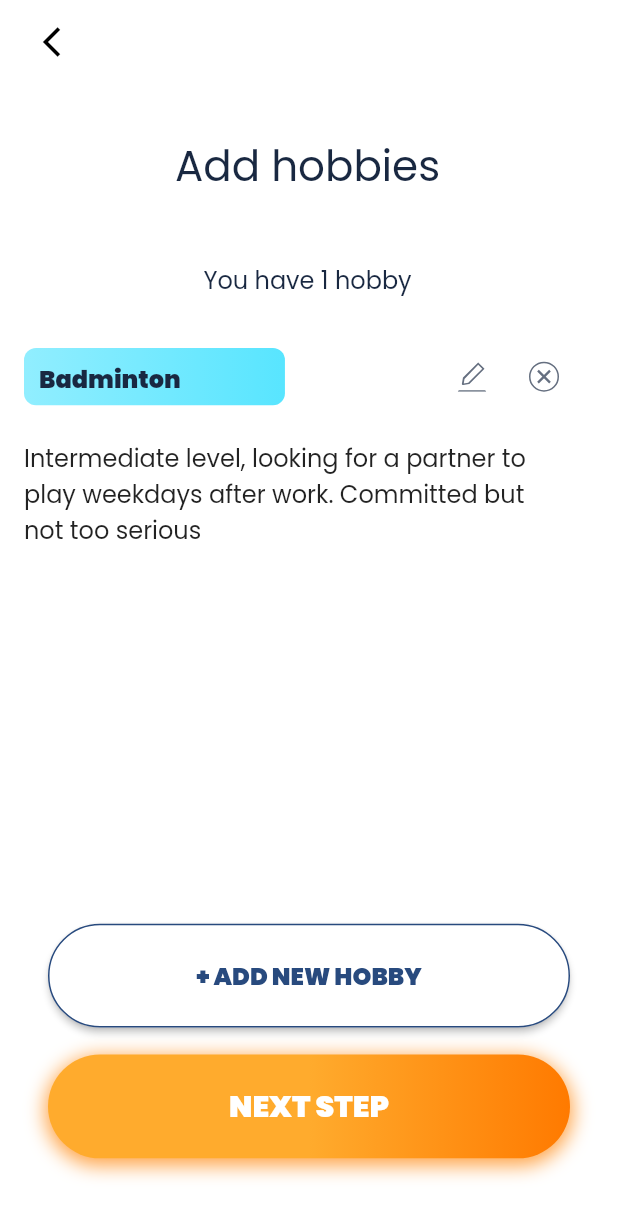
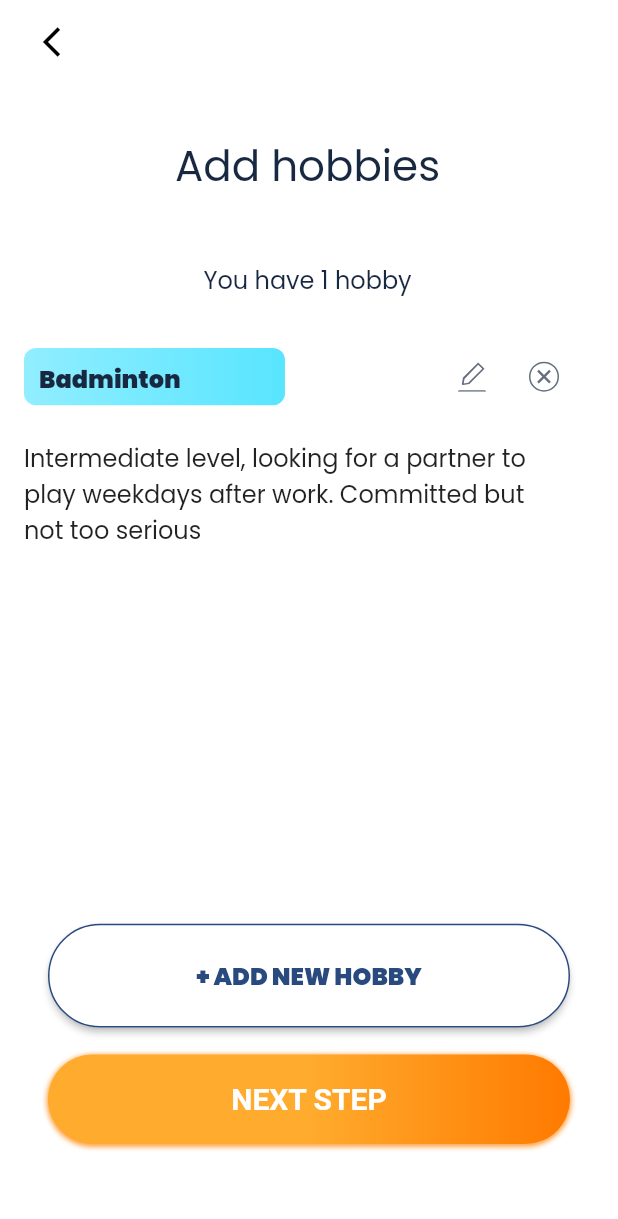
Before and after one commit to RitutoshAeologic/buddee_ui, a Flutter app: the AddNewHobbie screen opened directly, on a phone screen of 412 x 824 dp. Shown: the top 1219 px of the screen. Run offline on Flutter 3.47's test engine with Material 2 defaults, Android fonts, the phone set to English and light mode, and no system bars; our stand-ins replace flutter_screenutil, flutter_svg, toggle_switch; Roboto replaces fonts that are missing (PoppinsR).

```diff
--- a/lib/core/constants/colors.dart
+++ b/lib/core/constants/colors.dart
@@ -1,7 +1,7 @@
 import 'package:flutter/material.dart';
 
 class AppColors {
-  static const Color white = Colors.white;
+  static const Color white = Color(0xffFFFFFF);
   static const Color black = Colors.black;
   static const Color Onboardsubtitle = Color(0xff302F34);
   static const Color materialGradient1= Color(0xffFFAB2D);
--- a/lib/core/constants/font_constants.dart
+++ b/lib/core/constants/font_constants.dart
@@ -3,7 +3,7 @@ class AppStrings {
   static const String helloText                        = 'Hello!';
   static const String helloAgainText                   = 'Hello Again!';
   static const String singInAccountText                = 'Sign in to your account';
-  static const String onBoardTitleText                 = 'Whatever Your hobby, \n find a Buddee';
+  static const String onBoardTitleText                 = 'Whatever your hobby, \n find a Buddee';
   static const String signInTitleText                  = 'SIGN IN';
   static const String signUpText                       = 'SIGN UP';
   static const String lcsignUpText                       = 'Sign up';
--- a/lib/core/constants/font_style.dart
+++ b/lib/core/constants/font_style.dart
@@ -7,38 +7,47 @@ import 'colors.dart';
 
 class AppTextStyle {
   static TextStyle text1 =  const TextStyle(
-
-      color: AppColors.Onboardsubtitle,
       fontWeight: FontWeight.w500,
       fontSize: 20,
-      fontFamily: 'Poppins'
-
+      fontFamily: 'PoppinsR',
+      color: AppColors.Onboardsubtitle,
+    fontStyle: FontStyle.normal
   );
 
   static TextStyle materialwidget = const TextStyle(
       fontWeight: FontWeight.w600,
       color: AppColors.white,
       fontSize: 20,
-      fontFamily: 'Poppins');
+      fontFamily: 'PoppinsR',
+    fontStyle: FontStyle.normal
+  );
   //
   static TextStyle text2 = const TextStyle(
       fontWeight: FontWeight.w600,
       color: AppColors.signInColor,
       fontSize: 20,
-      fontFamily: 'Poppins');
+      fontFamily: 'PoppinsR');
 
   static TextStyle helloAgaintext = const TextStyle(
   fontSize: 40,
   fontWeight: FontWeight.w500,
       fontFamily: 'Poppins',
-      color: AppColors.textblueColor
+      color: AppColors.textblueColor,
+  );
+
+ static TextStyle forgetyourpasswordtext = const  TextStyle(
+  fontWeight: FontWeight.w400,
+  fontSize: 12,
+  decoration: TextDecoration.underline,
+   color: AppColors.greyTextColor
   );
 
   static TextStyle signInAccount = const TextStyle(
       fontSize: 14,
       fontWeight: FontWeight.w400,
       fontFamily: 'Poppins',
-    color: AppColors.lightgreyTextColor
+    color: AppColors.lightgreyTextColor,
+
   );
 
 
--- a/lib/core/ui/onboard_screen.dart
+++ b/lib/core/ui/onboard_screen.dart
@@ -56,7 +56,7 @@ class _OnBoardScreenState extends State<OnBoardScreen> {
           ),
           SizedBox(height: ScreenUtil().setHeight(29),),
           Padding(
-            padding: EdgeInsets.symmetric(horizontal: 15),
+            padding: EdgeInsets.symmetric(horizontal: 32),
             child: MaterialButtonBox(title: AppStrings.createAccountText,
                 onTap: (){}),
           ),
--- a/lib/core/ui/sign_in_screen.dart
+++ b/lib/core/ui/sign_in_screen.dart
@@ -41,7 +41,7 @@ class _SignInScreenState extends State<SignInScreen> {
             children: [
               SizedBox(height: ScreenUtil().setHeight(10),),
               Center(
-                child: Text(AppStrings.helloAgainText,style: AppTextStyle.helloAgaintext ),
+                child: Text(AppStrings.helloAgainText ,style: AppTextStyle.helloAgaintext ),
               ),
               SizedBox(height: ScreenUtil().setHeight(8),),
               Center(
@@ -65,11 +65,7 @@ class _SignInScreenState extends State<SignInScreen> {
                       Navigator.pushNamed(context, "myRoute");
                     },
                     child:  Text(AppStrings.forgetPasswordText,
-                      style: TextStyle(
-                          fontWeight: FontWeight.w400,
-                          fontSize: 12,
-                        decoration: TextDecoration.underline
-                      ),
+                      style: AppTextStyle.forgetyourpasswordtext
                     ),
                     )
               ],),
--- a/lib/core/widget/material_button.dart
+++ b/lib/core/widget/material_button.dart
@@ -18,7 +18,7 @@ class MaterialButtonBox extends StatelessWidget {
   Widget build(BuildContext context) {
     return
       Container(
-        height: ScreenUtil().setHeight(58),
+        height: ScreenUtil().setHeight(50),
         decoration: BoxDecoration(
           gradient: LinearGradient(
             colors: [
@@ -33,22 +33,22 @@ class MaterialButtonBox extends StatelessWidget {
             boxShadow: [
               BoxShadow(
                 color: AppColors.materialshadowColor,
-                spreadRadius: 2,
-                blurRadius: 10,
-                offset: Offset(0, 3),
+                spreadRadius: 1,
+                blurRadius: 2,
+                offset: Offset(0,1),
               )
             ]
         ),
         child: MaterialButton(
          // color: Colors.deepOrangeAccent,
           onPressed: onTap,
-          height: ScreenUtil().setHeight(58),
+         // height: ScreenUtil().setHeight(48),
           minWidth: MediaQuery.of(context).size.width,
           shape: RoundedRectangleBorder(
               borderRadius: BorderRadius.circular(40)),
           child:
               Text(title,
-                textAlign: TextAlign.center,
+               // textAlign: TextAlign.center,
                 style: AppTextStyle.materialwidget
               )
         ),
--- a/lib/core/widget/text_button.dart
+++ b/lib/core/widget/text_button.dart
@@ -18,7 +18,7 @@ class TextButtonBox extends StatelessWidget {
   Widget build(BuildContext context) {
     return  TextButton(onPressed: onTap,
       style: ButtonStyle(
-          side: MaterialStateProperty.all(BorderSide(color: AppColors.black)),
+          side: MaterialStateProperty.all(BorderSide(color: AppColors.black,width: 2)),
           backgroundColor: MaterialStateProperty.all(AppColors.white),
           foregroundColor: MaterialStateProperty.all(AppColors.black),
           minimumSize:  MaterialStateProperty.all(Size(double.infinity, 58)),
--- a/lib/main.dart
+++ b/lib/main.dart
@@ -28,9 +28,9 @@ class MyApp extends StatelessWidget {
         return MaterialApp(
           debugShowCheckedModeBanner: false,
           useInheritedMediaQuery: true,
-          home: //OnBoardScreen(),
-          SignInScreen(),
-        // SignUpAbout(),
+          home: OnBoardScreen(),
+         // SignInScreen(),
+        //SignUpAbout(),
           //AddHobbies(),
           //SignUp(),
           //SaveHobbie(),
```
